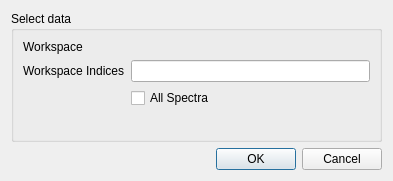
mantidproject/mantid, file qt/scientific_interfaces/Indirect/IndirectAddWorkspaceDialog.ui: the form before one commit.
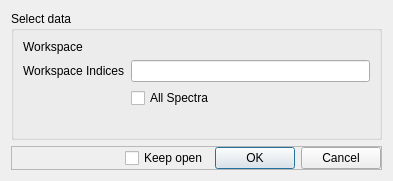
The form after the commit. Custom widgets are drawn as their Qt base class.

Commit message: Refs #23813. Keep open option in multiple input

```diff
--- a/qt/scientific_interfaces/Indirect/IndirectAddWorkspaceDialog.ui
+++ b/qt/scientific_interfaces/Indirect/IndirectAddWorkspaceDialog.ui
@@ -78,13 +78,57 @@
     </widget>
    </item>
    <item>
-    <widget class="QDialogButtonBox" name="buttonBox">
-     <property name="orientation">
-      <enum>Qt::Horizontal</enum>
+    <widget class="QFrame" name="frame">
+     <property name="frameShape">
+      <enum>QFrame::StyledPanel</enum>
      </property>
-     <property name="standardButtons">
-      <set>QDialogButtonBox::Cancel|QDialogButtonBox::Ok</set>
+     <property name="frameShadow">
+      <enum>QFrame::Raised</enum>
      </property>
+     <layout class="QHBoxLayout" name="horizontalLayout">
+      <property name="leftMargin">
+       <number>0</number>
+      </property>
+      <property name="topMargin">
+       <number>0</number>
+      </property>
+      <property name="rightMargin">
+       <number>0</number>
+      </property>
+      <property name="bottomMargin">
+       <number>0</number>
+      </property>
+      <item>
+       <spacer name="horizontalSpacer">
+        <property name="orientation">
+         <enum>Qt::Horizontal</enum>
+        </property>
+        <property name="sizeHint" stdset="0">
+         <size>
+          <width>40</width>
+          <height>20</height>
+         </size>
+        </property>
+       </spacer>
+      </item>
+      <item>
+       <widget class="QCheckBox" name="ckKeepOpen">
+        <property name="text">
+         <string>Keep open</string>
+        </property>
+       </widget>
+      </item>
+      <item>
+       <widget class="QDialogButtonBox" name="buttonBox">
+        <property name="orientation">
+         <enum>Qt::Horizontal</enum>
+        </property>
+        <property name="standardButtons">
+         <set>QDialogButtonBox::Cancel|QDialogButtonBox::Ok</set>
+        </property>
+       </widget>
+      </item>
+     </layout>
     </widget>
    </item>
   </layout>
```
Left out of the diff: 46 changed lines with no effect on the pictures. The commit also changes 15 other files.
